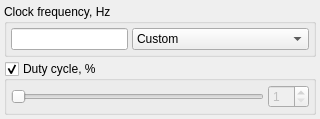
vitamin-caig/zxtune, file apps/zxtune-qt/ui/preferences/aym.ui: the form before one commit.
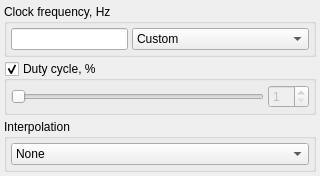
The form after the commit.

Commit message: zxtune-qt: different interpolation types support.

What changed in the file:
```diff
--- a/apps/zxtune-qt/ui/preferences/aym.ui
+++ b/apps/zxtune-qt/ui/preferences/aym.ui
@@ -7,7 +7,7 @@
     <x>0</x>
     <y>0</y>
     <width>320</width>
-    <height>116</height>
+    <height>158</height>
    </rect>
   </property>
   <property name="windowTitle">
@@ -130,6 +130,40 @@
      </layout>
     </widget>
    </item>
+   <item>
+    <widget class="QGroupBox" name="interpolationGroup">
+     <property name="title">
+      <string>Interpolation</string>
+     </property>
+     <layout class="QHBoxLayout" name="horizontalLayout">
+      <property name="spacing">
+       <number>4</number>
+      </property>
+      <property name="margin">
+       <number>4</number>
+      </property>
+      <item>
+       <widget class="QComboBox" name="interpolationValue">
+        <item>
+         <property name="text">
+          <string>None</string>
+         </property>
+        </item>
+        <item>
+         <property name="text">
+          <string>Performance</string>
+         </property>
+        </item>
+        <item>
+         <property name="text">
+          <string>Quality</string>
+         </property>
+        </item>
+       </widget>
+      </item>
+     </layout>
+    </widget>
+   </item>
    <item>
     <spacer name="verticalSpacer">
      <property name="orientation">
```
Left out of the diff: 2 changed lines with no effect on the pictures. The commit also changes 9 other files.
